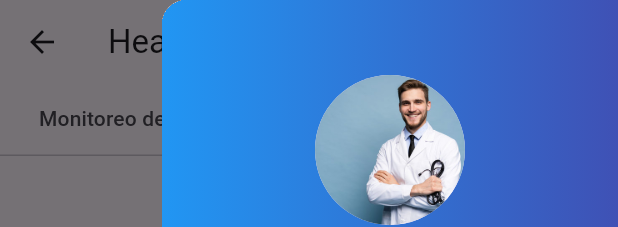
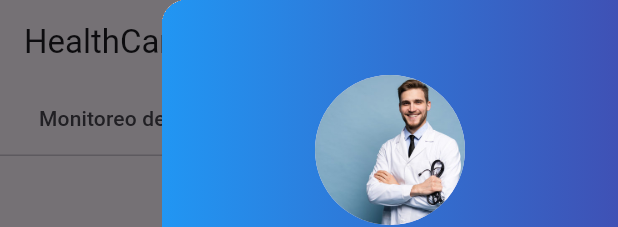
Before and after one commit to DesarrolloSolutionesIoT/mobile-health-monitor, a Flutter app: the HomeFamily widget shown alone on an empty page, opened directly with empty values, tab 2 chosen, after a tap on the "menu" icon, on a phone screen of 412 x 824 dp. Shown: the top 227 px of the screen. Run offline on Flutter 3.47's test engine with Material 3 defaults, Android fonts, the phone set to English and light mode, and no system bars; our stand-ins replace syncfusion_flutter_charts; network calls fail.

Commit message:
feat main layout

```diff
--- a/lib/screens/INICIAL/home_family.dart
+++ b/lib/screens/INICIAL/home_family.dart
@@ -2,44 +2,50 @@ import 'package:flutter/material.dart';
 import '../../models/user.dart';
 import '../../widgets/drawer.dart';
 import '../alertas.dart';
-
-
 import '../../widgets/lista_familiares.dart';
 import '../LOGEO/perfil.dart';
+import '../../widgets/main_layout.dart'; // Asegúrate de importar el archivo donde definiste MainLayout
 
-class HomeFamily extends StatelessWidget {
+class HomeFamily extends StatefulWidget {
   final User currentUser;
   const HomeFamily({Key? key, required this.currentUser}) : super(key: key);
 
   @override
+  _HomeFamilyState createState() => _HomeFamilyState();
+}
+
+class _HomeFamilyState extends State<HomeFamily> with SingleTickerProviderStateMixin {
+  late TabController _tabController;
+
+  @override
+  void initState() {
+    super.initState();
+    _tabController = TabController(length: 2, vsync: this);
+  }
+
+  @override
+  void dispose() {
+    _tabController.dispose();
+    super.dispose();
+  }
+
+  @override
   Widget build(BuildContext context) {
-    return DefaultTabController(
-      length: 2,
-      child: Scaffold(
-        appBar: AppBar(
-          title: const Text('HealthCare'),
-          bottom: const TabBar(
-            tabs: [
-              Tab(text: 'Monitoreo de Familiares'),
-              Tab(text: 'Alertas'),
-            ],
-          ),
-          actions: [
-            Builder(
-              builder: (BuildContext context) {
-                return IconButton(
-                  icon: Icon(Icons.menu),
-                  onPressed: () {
-                    Scaffold.of(context).openEndDrawer();
-                  },
-                );
-              },
-            ),
+    return MainLayout(
+      appBar: AppBar(
+        title: const Text('HealthCare'),
+        bottom: TabBar(
+          controller: _tabController,
+          tabs: const [
+            Tab(text: 'Monitoreo de Familiares'),
+            Tab(text: 'Alertas'),
           ],
         ),
-        endDrawer: AppDrawer(), // Usar endDrawer en lugar de drawer
-        body: const TabBarView(
-          children: [
+      ),
+      child: SafeArea(
+        child: TabBarView(
+          controller: _tabController,
+          children: const [
             FamilyList(),
             Alerts(),
           ],
--- /dev/null
+++ b/lib/widgets/main_layout.dart
@@ -0,0 +1,20 @@
+import 'package:flutter/material.dart';
+import '../../widgets/drawer.dart';
+
+class MainLayout extends StatelessWidget {
+  final Widget child;
+  final PreferredSizeWidget? appBar;
+
+  const MainLayout({required this.child, this.appBar});
+
+  @override
+  Widget build(BuildContext context) {
+    return Scaffold(
+      appBar: appBar,
+      endDrawer: AppDrawer(),
+      body: SafeArea(
+        child: child,
+      ),
+    );
+  }
+}
```
Also changed, not shown: lib/screens/INICIAL/home_doctor_nurse.dart (+5 -19 lines).
